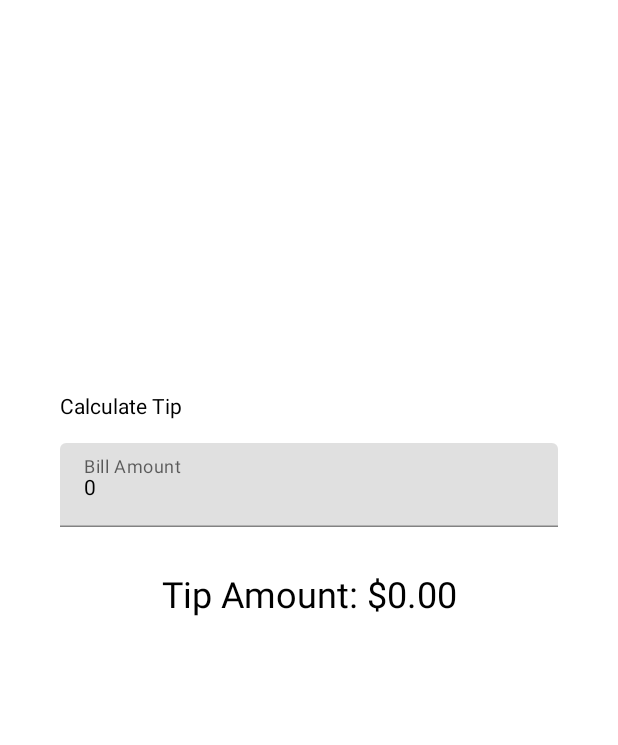
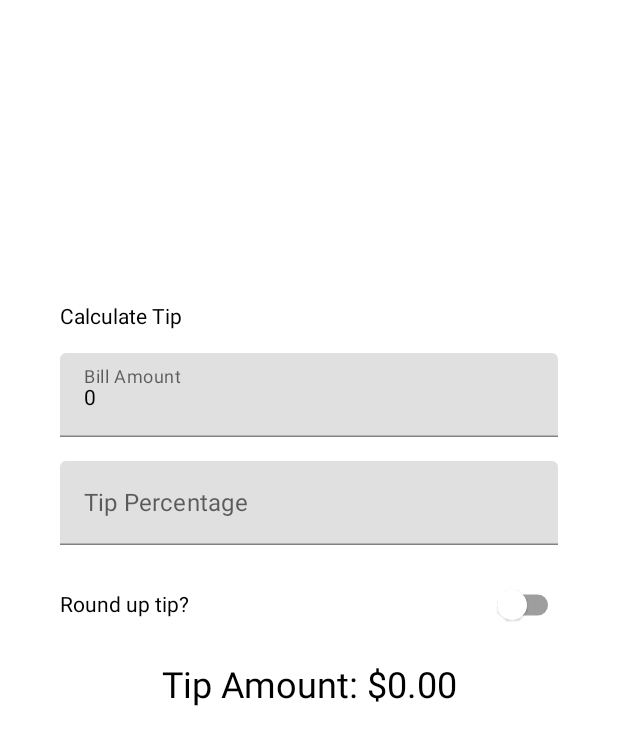
Before and after one commit to shalatan/ComposePlayground, an Android app built with Jetpack Compose: the screen it shows after launch (TipCalculator), on a phone screen of 412 x 824 dp. Shown: the top 745 px of the screen. Run offline under Robolectric (Android 15) with nearby library versions, the phone set to English and light mode, and no system bars.

Commit message:
TipCalculator updated with custom tip

```diff
--- a/app/src/main/java/com/example/myapplication/unit2/TipCalculator.kt
+++ b/app/src/main/java/com/example/myapplication/unit2/TipCalculator.kt
@@ -3,16 +3,17 @@ package com.example.myapplication.unit2
 import android.os.Bundle
 import androidx.activity.ComponentActivity
 import androidx.activity.compose.setContent
+import androidx.annotation.StringRes
 import androidx.compose.foundation.layout.*
+import androidx.compose.foundation.rememberScrollState
 import androidx.compose.foundation.text.KeyboardOptions
-import androidx.compose.material.MaterialTheme
-import androidx.compose.material.Surface
-import androidx.compose.material.Text
-import androidx.compose.material.TextField
+import androidx.compose.foundation.verticalScroll
+import androidx.compose.material.*
 import androidx.compose.runtime.*
 import androidx.compose.ui.Alignment
 import androidx.compose.ui.Modifier
 import androidx.compose.ui.res.stringResource
+import androidx.compose.ui.text.input.ImeAction
 import androidx.compose.ui.text.input.KeyboardType
 import androidx.compose.ui.tooling.preview.Preview
 import androidx.compose.ui.unit.dp
@@ -22,6 +23,7 @@ import com.example.myapplication.ui.materialTheme.MyApplicationTheme
 import java.text.NumberFormat
 
 //TODO: stateHoisting example
+//TODO: complete testing codeLab later
 class TipCalculator : ComponentActivity() {
     override fun onCreate(savedInstanceState: Bundle?) {
         super.onCreate(savedInstanceState)
@@ -44,12 +46,18 @@ fun TipTimeLayout() {
 
     //moved states from EditNumberField composable to here so that textView can observe it here
     var amountInput by remember { mutableStateOf("0") }
+    var tipInput by remember { mutableStateOf("") }
+    var roundUp by remember { mutableStateOf(false) }
 
     val amount = amountInput.toDoubleOrNull() ?: 0.0
-    val tip = calculateTip(amount)
+    val tipPercent = tipInput.toDoubleOrNull() ?: 0.0
+
+    val tip = calculateTip(amount, tipPercent, roundUp)
 
     Column(
-        modifier = Modifier.padding(40.dp),
+        modifier = Modifier
+            .padding(40.dp)
+            .verticalScroll(rememberScrollState()),
         horizontalAlignment = Alignment.CenterHorizontally,
         verticalArrangement = Arrangement.Center
     ) {
@@ -62,12 +70,35 @@ fun TipTimeLayout() {
 
         EditNumberField(
             value = amountInput,
+            label = R.string.bill_amount,
             onValueChange = { amountInput = it },
+            keyboardOptions = KeyboardOptions.Default.copy(
+                keyboardType = KeyboardType.Number,
+                imeAction = ImeAction.Next
+            ),
             modifier = Modifier
-                .padding(bottom = 32.dp)
+                .padding(bottom = 16.dp)
                 .fillMaxWidth()
         )
-
+        EditNumberField(
+            label = R.string.how_was_the_service,
+            value = tipInput,
+            onValueChange = { tipInput = it },
+            keyboardOptions = KeyboardOptions.Default.copy(
+                keyboardType = KeyboardType.Number,
+                imeAction = ImeAction.Done
+            ),
+            modifier = Modifier
+                .padding(bottom = 16.dp)
+                .fillMaxWidth()
+        )
+        RoundUpTipRow(
+            roundUp = roundUp,
+            onRoundUpChange = {
+                roundUp = it
+            },
+            modifier = Modifier.padding(bottom = 16.dp)
+        )
         Text(
             text = stringResource(R.string.tip_amount, tip),
             fontSize = 24.sp
@@ -78,22 +109,52 @@ fun TipTimeLayout() {
 
 @Composable
 fun EditNumberField(
+    @StringRes label: Int,
     value: String,
     onValueChange: (String) -> Unit,
+    keyboardOptions: KeyboardOptions,
     modifier: Modifier = Modifier
 ) {
     TextField(
         value = value,
         onValueChange = onValueChange,
-        label = { Text(text = stringResource(id = R.string.bill_amount)) },
+        label = {
+            Text(stringResource(label))
+        },
         singleLine = true,
-        keyboardOptions = KeyboardOptions(keyboardType = KeyboardType.Number),
+        keyboardOptions = keyboardOptions,
         modifier = modifier
     )
 }
 
-private fun calculateTip(amount: Double, tipPercent: Double = 15.0): String {
-    val tip = tipPercent / 100 * amount
+@Composable
+fun RoundUpTipRow(
+    roundUp: Boolean,
+    onRoundUpChange: (Boolean) -> Unit,
+    modifier: Modifier = Modifier
+) {
+    Row(
+        modifier = modifier
+            .fillMaxWidth()
+            .size(48.dp),
+        horizontalArrangement = Arrangement.SpaceBetween,
+        verticalAlignment = Alignment.CenterVertically
+    ) {
+        Text(text = stringResource(id = R.string.round_up_tip))
+        Switch(
+            checked = roundUp,
+            onCheckedChange = onRoundUpChange
+        )
+    }
+}
+
+private fun calculateTip(
+    amount: Double,
+    tipPercent: Double = 15.0,
+    roundUp: Boolean
+): String {
+    var tip = tipPercent / 100 * amount
+    if (roundUp) tip = kotlin.math.ceil(tip)
     return NumberFormat.getCurrencyInstance().format(tip)
 }
 
--- a/app/src/main/res/values/strings.xml
+++ b/app/src/main/res/values/strings.xml
@@ -32,4 +32,6 @@
     <string name="bill_amount">Bill Amount</string>
     <string name="tip_amount">Tip Amount: %s</string>
     <string name="title_activity_tip_calculator">TipCalculator</string>
+    <string name="how_was_the_service">Tip Percentage</string>
+    <string name="round_up_tip">Round up tip?</string>
 </resources>
```
